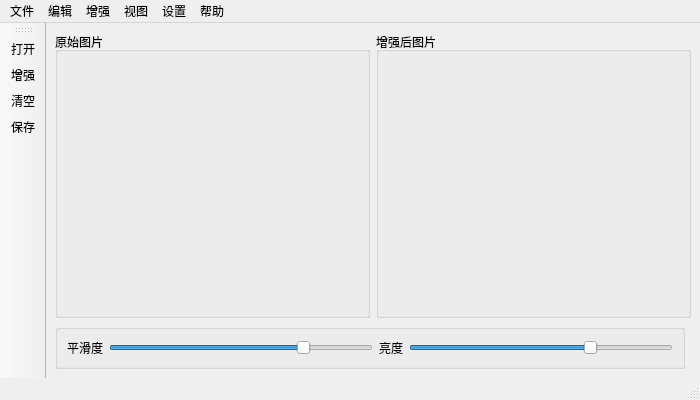
Old version of the form mainwindow.ui in the repository aeinrw/LIME.
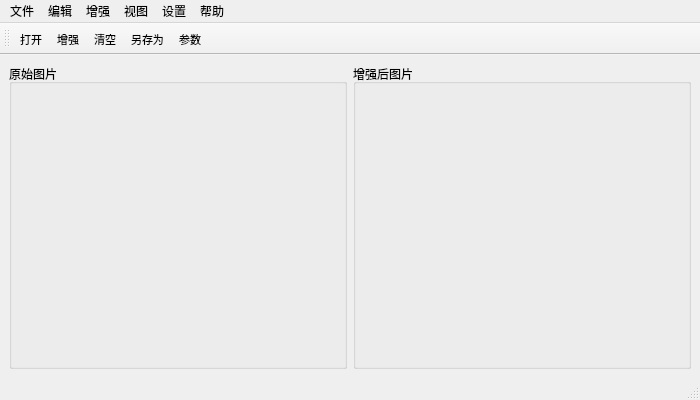
New version of the form. Icons and pictures are not drawn.

```diff
--- a/mainwindow.ui
+++ b/mainwindow.ui
@@ -21,7 +21,7 @@
   </property>
   <property name="windowIcon">
    <iconset>
-    <normaloff>data/icon.png</normaloff>data/icon.png</iconset>
+    <normaloff>resource/image/icon.png</normaloff>resource/image/icon.png</iconset>
   </property>
   <property name="iconSize">
    <size>
@@ -52,103 +52,6 @@
       </item>
      </layout>
     </item>
-    <item>
-     <layout class="QHBoxLayout" name="horizontalLayout_4">
-      <item>
-       <widget class="QGroupBox" name="groupBox">
-        <property name="sizePolicy">
-         <sizepolicy hsizetype="Preferred" vsizetype="Maximum">
-          <horstretch>0</horstretch>
-          <verstretch>0</verstretch>
-         </sizepolicy>
-        </property>
-        <property name="title">
-         <string/>
-        </property>
-        <layout class="QVBoxLayout" name="verticalLayout">
-         <item>
-          <layout class="QHBoxLayout" name="horizontalLayout_3">
-           <item>
-            <widget class="QLabel" name="label">
-             <property name="text">
-              <string>平滑度</string>
-             </property>
-            </widget>
-           </item>
-           <item>
-            <widget class="QSlider" name="smoothnessSlider">
-             <property name="enabled">
-              <bool>true</bool>
-             </property>
-             <property name="minimum">
-              <number>1</number>
-             </property>
-             <property name="maximum">
-              <number>400</number>
-             </property>
-             <property name="value">
-              <number>301</number>
-             </property>
-             <property name="orientation">
-              <enum>Qt::Horizontal</enum>
-             </property>
-            </widget>
-           </item>
-           <item>
-            <widget class="QLabel" name="label_2">
-             <property name="text">
-              <string>亮度</string>
-             </property>
-            </widget>
-           </item>
-           <item>
-            <widget class="QSlider" name="brightnessSlider">
-             <property name="minimum">
-              <number>1</number>
-             </property>
-             <property name="maximum">
-              <number>100</number>
-             </property>
-             <property name="singleStep">
-              <number>1</number>
-             </property>
-             <property name="pageStep">
-              <number>10</number>
-             </property>
-             <property name="value">
-              <number>70</number>
-             </property>
-             <property name="orientation">
-              <enum>Qt::Horizontal</enum>
-             </property>
-            </widget>
-           </item>
-          </layout>
-         </item>
-        </layout>
-       </widget>
-      </item>
-      <item>
-       <widget class="QLabel" name="label_3">
-        <property name="sizePolicy">
-         <sizepolicy hsizetype="Preferred" vsizetype="Maximum">
-          <horstretch>0</horstretch>
-          <verstretch>0</verstretch>
-         </sizepolicy>
-        </property>
-        <property name="text">
-         <string>&lt;a href=&quot;https://github.com/aeinrw/LIME&quot;&gt;&lt;img src=&quot;data/github.png&quot;&gt;&lt;/a&gt;</string>
-        </property>
-        <property name="textFormat">
-         <enum>Qt::RichText</enum>
-        </property>
-        <property name="openExternalLinks">
-         <bool>true</bool>
-        </property>
-       </widget>
-      </item>
-     </layout>
-    </item>
    </layout>
   </widget>
   <widget class="QStatusBar" name="statusBar"/>
@@ -175,7 +78,7 @@
     <addaction name="separator"/>
     <addaction name="saveAct"/>
     <addaction name="saveAsAct"/>
-    <addaction name="action_2"/>
+    <addaction name="saveIlluMapAct"/>
     <addaction name="separator"/>
     <addaction name="printAct"/>
     <addaction name="separator"/>
@@ -187,7 +90,7 @@
     <property name="title">
      <string>设置</string>
     </property>
-    <addaction name="action"/>
+    <addaction name="settingAct"/>
    </widget>
    <widget class="QMenu" name="menu_3">
     <property name="title">
@@ -218,8 +121,8 @@
     <property name="title">
      <string>视图</string>
     </property>
-    <addaction name="action_22"/>
-    <addaction name="action_23"/>
+    <addaction name="showToolBarAct"/>
+    <addaction name="showProgressBarAct"/>
    </widget>
    <addaction name="menu"/>
    <addaction name="menu_5"/>
@@ -229,11 +132,26 @@
    <addaction name="menu_3"/>
   </widget>
   <widget class="QToolBar" name="toolBar">
+   <property name="minimumSize">
+    <size>
+     <width>0</width>
+     <height>0</height>
+    </size>
+   </property>
    <property name="windowTitle">
     <string>toolBar</string>
    </property>
+   <property name="iconSize">
+    <size>
+     <width>30</width>
+     <height>30</height>
+    </size>
+   </property>
+   <property name="toolButtonStyle">
+    <enum>Qt::ToolButtonTextBesideIcon</enum>
+   </property>
    <attribute name="toolBarArea">
-    <enum>LeftToolBarArea</enum>
+    <enum>TopToolBarArea</enum>
    </attribute>
    <attribute name="toolBarBreak">
     <bool>false</bool>
@@ -241,45 +159,103 @@
    <addaction name="openAct"/>
    <addaction name="enhanceAct"/>
    <addaction name="clearAct"/>
-   <addaction name="saveAct"/>
+   <addaction name="saveAsAct"/>
+   <addaction name="settingAct"/>
   </widget>
   <action name="openAct">
+   <property name="icon">
+    <iconset>
+     <normaloff>resource/image/open.png</normaloff>resource/image/open.png</iconset>
+   </property>
    <property name="text">
     <string>打开</string>
    </property>
+   <property name="font">
+    <font>
+     <pointsize>8</pointsize>
+     <weight>50</weight>
+     <bold>false</bold>
+     <stylestrategy>PreferDefault</stylestrategy>
+     <kerning>true</kerning>
+    </font>
+   </property>
+   <property name="shortcutContext">
+    <enum>Qt::WindowShortcut</enum>
+   </property>
+   <property name="iconVisibleInMenu">
+    <bool>true</bool>
+   </property>
   </action>
   <action name="aboutAct">
    <property name="text">
     <string>关于</string>
    </property>
   </action>
-  <action name="action">
+  <action name="settingAct">
+   <property name="icon">
+    <iconset>
+     <normaloff>resource/image/setting.png</normaloff>resource/image/setting.png</iconset>
+   </property>
    <property name="text">
-    <string>参数调整</string>
+    <string>参数</string>
+   </property>
+   <property name="font">
+    <font>
+     <pointsize>8</pointsize>
+    </font>
    </property>
   </action>
   <action name="undoAct">
+   <property name="icon">
+    <iconset>
+     <normaloff>resource/image/undo.png</normaloff>resource/image/undo.png</iconset>
+   </property>
    <property name="text">
     <string>撤销</string>
    </property>
   </action>
   <action name="redoAct">
+   <property name="icon">
+    <iconset>
+     <normaloff>resource/image/redo.png</normaloff>resource/image/redo.png</iconset>
+   </property>
    <property name="text">
     <string>重做</string>
    </property>
   </action>
   <action name="enhanceAct">
+   <property name="checkable">
+    <bool>false</bool>
+   </property>
+   <property name="icon">
+    <iconset>
+     <normaloff>resource/image/enhence.png</normaloff>resource/image/enhence.png</iconset>
+   </property>
    <property name="text">
     <string>增强</string>
    </property>
    <property name="toolTip">
     <string>低光照增强</string>
    </property>
+   <property name="font">
+    <font>
+     <pointsize>8</pointsize>
+    </font>
+   </property>
   </action>
   <action name="saveAct">
+   <property name="icon">
+    <iconset>
+     <normaloff>resource/image/save.png</normaloff>resource/image/save.png</iconset>
+   </property>
    <property name="text">
     <string>保存</string>
    </property>
+   <property name="font">
+    <font>
+     <pointsize>8</pointsize>
+    </font>
+   </property>
   </action>
   <action name="printAct">
    <property name="text">
@@ -287,9 +263,18 @@
    </property>
   </action>
   <action name="clearAct">
+   <property name="icon">
+    <iconset>
+     <normaloff>resource/image/clear.png</normaloff>resource/image/clear.png</iconset>
+   </property>
    <property name="text">
     <string>清空</string>
    </property>
+   <property name="font">
+    <font>
+     <pointsize>8</pointsize>
+    </font>
+   </property>
   </action>
   <action name="quitAct">
    <property name="text">
@@ -298,30 +283,42 @@
   </action>
   <action name="copyAct">
    <property name="text">
-    <string>复制图片</string>
+    <string>复制</string>
    </property>
   </action>
   <action name="illuMapAct">
+   <property name="icon">
+    <iconset>
+     <normaloff>resource/image/1211052.png</normaloff>resource/image/1211052.png</iconset>
+   </property>
    <property name="text">
-    <string>显示光照图</string>
+    <string>光照图</string>
    </property>
   </action>
   <action name="denoiseAct">
+   <property name="icon">
+    <iconset>
+     <normaloff>resource/image/denoise.png</normaloff>resource/image/denoise.png</iconset>
+   </property>
    <property name="text">
     <string>降噪</string>
    </property>
   </action>
-  <action name="denoiseAct2">
-   <property name="text">
-    <string>降噪2</string>
+  <action name="showToolBarAct">
+   <property name="checkable">
+    <bool>true</bool>
    </property>
-  </action>
-  <action name="action_22">
    <property name="text">
-    <string>菜单栏</string>
+    <string>工具栏</string>
    </property>
+   <property name="toolTip">
+    <string>工具栏</string>
+   </property>
   </action>
-  <action name="action_23">
+  <action name="showProgressBarAct">
+   <property name="checkable">
+    <bool>true</bool>
+   </property>
    <property name="text">
     <string>进度条</string>
    </property>
@@ -332,11 +329,24 @@
    </property>
   </action>
   <action name="saveAsAct">
+   <property name="icon">
+    <iconset>
+     <normaloff>resource/image/save.png</normaloff>resource/image/save.png</iconset>
+   </property>
    <property name="text">
-    <string>保存为</string>
+    <string>另存为</string>
+   </property>
+   <property name="font">
+    <font>
+     <pointsize>8</pointsize>
+    </font>
    </property>
   </action>
-  <action name="action_2">
+  <action name="saveIlluMapAct">
+   <property name="icon">
+    <iconset>
+     <normaloff>resource/image/save.png</normaloff>resource/image/save.png</iconset>
+   </property>
    <property name="text">
     <string>保存光照图</string>
    </property>
```
Left out of the diff: 19 changed lines with no effect on the pictures.
